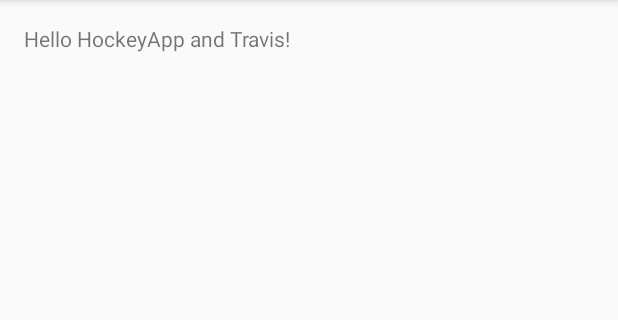
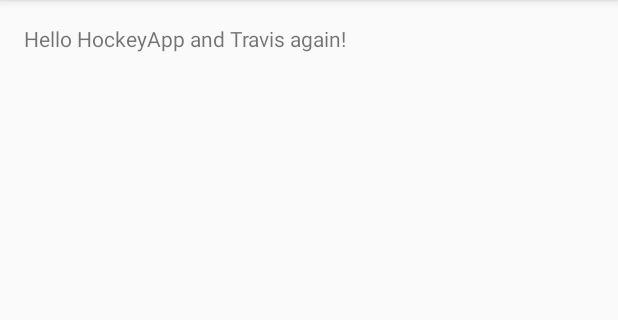
Before and after one commit to newfivefour/TravisCITest, an Android app: the screen it shows after launch (MainActivity), on a phone screen of 412 x 824 dp, the part 84-404 px from its top. Run offline under Robolectric (Android 15) with nearby library versions, the phone set to English and light mode, and no system bars; libraries missing offline, so code that uses them is left out: net.hockeyapp.android; 2 statements that could not run were skipped.

Commit message:
More testing of envs.

```diff
--- a/app/src/main/res/layout/activity_main.xml
+++ b/app/src/main/res/layout/activity_main.xml
@@ -14,6 +14,6 @@
   <TextView
       android:layout_width="wrap_content"
       android:layout_height="wrap_content"
-      android:text="Hello HockeyApp and Travis!"
+      android:text="Hello HockeyApp and Travis again!"
       />
 </RelativeLayout>
```
Also changed, not shown: 1 other file.
